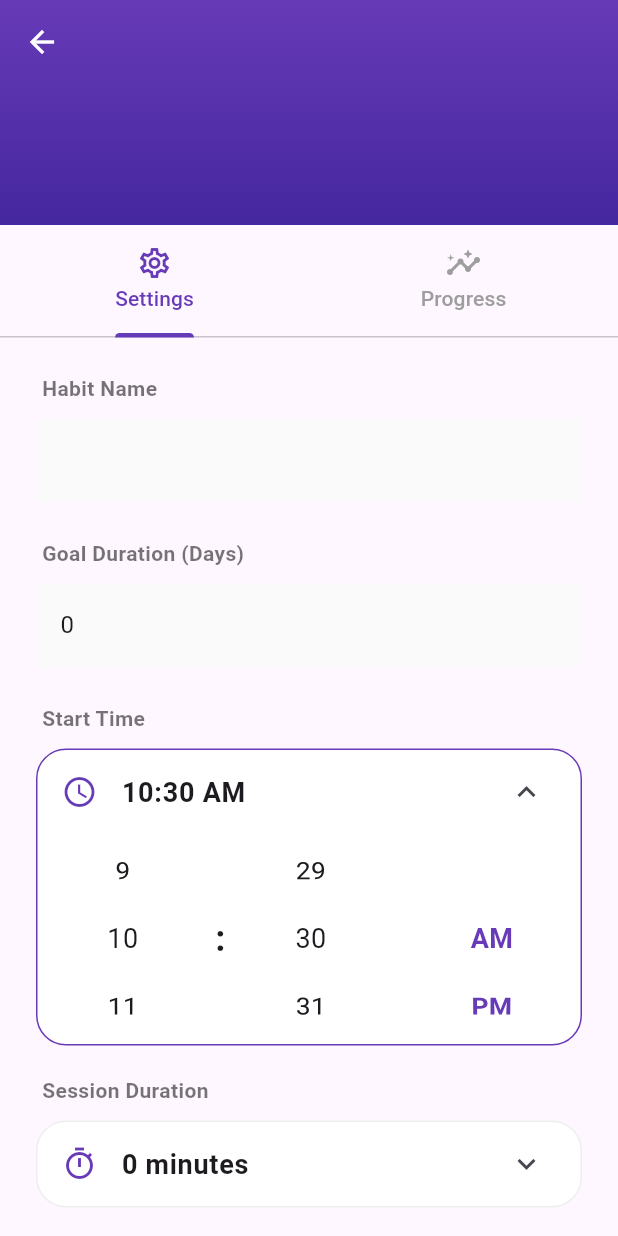
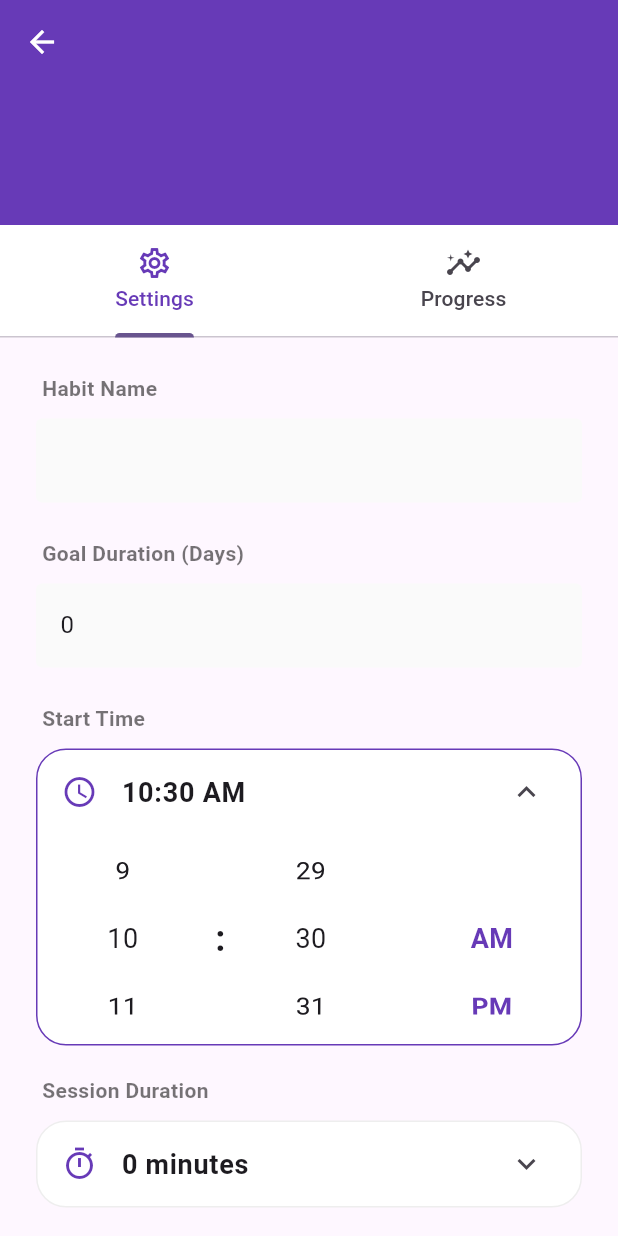
Before and after one commit to Guru-raghav3245/habit_builder, a Flutter app: the DetailScreen screen opened directly with empty values, after a tap on an icon or button, on a phone screen of 412 x 824 dp. Run offline on Flutter 3.47's test engine with Material 3 defaults, Android fonts, the phone set to English and light mode, and no system bars; our stand-ins replace flutter_heatmap_calendar, flutter_local_notifications, flutter_riverpod, shared_preferences, timezone, wakelock_plus; missing offline and left inert: android_gesture_exclusion; accounts and stored records are empty.

Commit message:
feat: update app theme page transitions and splash factory, and refine detail screen UI and tab navigation.

```diff
--- a/lib/screens/detail_screen.dart
+++ b/lib/screens/detail_screen.dart
@@ -1,5 +1,3 @@
-// lib/screens/detail_screen.dart
-
 import 'package:flutter/material.dart';
 import 'package:habit_builder/models/habit.dart';
 import 'package:habit_builder/screens/add_edit_habit_screen.dart';
@@ -7,14 +5,14 @@ import 'package:habit_builder/screens/progress_screen.dart';
 
 class DetailScreen extends StatefulWidget {
   final Habit habit;
-
   const DetailScreen({super.key, required this.habit});
 
   @override
   State<DetailScreen> createState() => _DetailScreenState();
 }
 
-class _DetailScreenState extends State<DetailScreen> with SingleTickerProviderStateMixin {
+class _DetailScreenState extends State<DetailScreen>
+    with SingleTickerProviderStateMixin {
   late TabController _tabController;
 
   @override
@@ -37,11 +35,10 @@ class _DetailScreenState extends State<DetailScreen> with SingleTickerProviderSt
           return [
             SliverAppBar(
               expandedHeight: 150.0,
-              floating: false,
               pinned: true,
-              stretch: true,
               backgroundColor: Colors.deepPurple,
               foregroundColor: Colors.white,
+              elevation: innerBoxIsScrolled ? 4 : 0,
               flexibleSpace: FlexibleSpaceBar(
                 title: Hero(
                   tag: 'habit_name_${widget.habit.id}',
@@ -58,15 +55,6 @@ class _DetailScreenState extends State<DetailScreen> with SingleTickerProviderSt
                   ),
                 ),
                 centerTitle: true,
-                background: Container(
-                  decoration: BoxDecoration(
-                    gradient: LinearGradient(
-                      begin: Alignment.topCenter,
-                      end: Alignment.bottomCenter,
-                      colors: [Colors.deepPurple, Colors.deepPurple.shade800],
-                    ),
-                  ),
-                ),
               ),
             ),
             SliverPersistentHeader(
@@ -75,9 +63,9 @@ class _DetailScreenState extends State<DetailScreen> with SingleTickerProviderSt
                 TabBar(
                   controller: _tabController,
                   labelColor: Colors.deepPurple,
-                  unselectedLabelColor: Colors.grey,
-                  indicatorColor: Colors.deepPurple,
                   indicatorWeight: 3,
+                  // Smoothly animate to tab on click
+                  onTap: (index) => _tabController.animateTo(index),
                   tabs: const [
                     Tab(icon: Icon(Icons.settings_outlined), text: 'Settings'),
                     Tab(icon: Icon(Icons.insights_rounded), text: 'Progress'),
@@ -89,13 +77,15 @@ class _DetailScreenState extends State<DetailScreen> with SingleTickerProviderSt
         },
         body: TabBarView(
           controller: _tabController,
+          physics: const BouncingScrollPhysics(), // Makes swiping feel organic
           children: [
             _KeepAliveWrapper(
-              child: AddEditHabitScreen(habitToEdit: widget.habit, isEmbedded: true),
+              child: AddEditHabitScreen(
+                habitToEdit: widget.habit,
+                isEmbedded: true,
+              ),
             ),
-            _KeepAliveWrapper(
-              child: ProgressScreen(habit: widget.habit),
-            ),
+            _KeepAliveWrapper(child: ProgressScreen(habit: widget.habit)),
           ],
         ),
       ),
@@ -106,15 +96,14 @@ class _DetailScreenState extends State<DetailScreen> with SingleTickerProviderSt
 class _KeepAliveWrapper extends StatefulWidget {
   final Widget child;
   const _KeepAliveWrapper({required this.child});
-
   @override
   State<_KeepAliveWrapper> createState() => _KeepAliveWrapperState();
 }
 
-class _KeepAliveWrapperState extends State<_KeepAliveWrapper> with AutomaticKeepAliveClientMixin {
+class _KeepAliveWrapperState extends State<_KeepAliveWrapper>
+    with AutomaticKeepAliveClientMixin {
   @override
   bool get wantKeepAlive => true;
-
   @override
   Widget build(BuildContext context) {
     super.build(context);
@@ -124,22 +113,17 @@ class _KeepAliveWrapperState extends State<_KeepAliveWrapper> with AutomaticKeep
 
 class _SliverAppBarDelegate extends SliverPersistentHeaderDelegate {
   _SliverAppBarDelegate(this._tabBar);
-
   final TabBar _tabBar;
-
   @override
   double get minExtent => _tabBar.preferredSize.height;
   @override
   double get maxExtent => _tabBar.preferredSize.height;
-
   @override
-  Widget build(BuildContext context, double shrinkOffset, bool overlapsContent) {
-    return Container(
-      color: Theme.of(context).scaffoldBackgroundColor,
-      child: _tabBar,
-    );
-  }
-
+  Widget build(
+    BuildContext context,
+    double shrinkOffset,
+    bool overlapsContent,
+  ) => Container(color: Colors.white, child: _tabBar);
   @override
   bool shouldRebuild(_SliverAppBarDelegate oldDelegate) => false;
 }
--- a/lib/screens/home_screen.dart
+++ b/lib/screens/home_screen.dart
@@ -189,7 +189,6 @@ class _HomeScreenState extends ConsumerState<HomeScreen>
           child: Column(
             crossAxisAlignment: CrossAxisAlignment.start,
             children: [
-              // --- ROW 1: Name, Status Indicator, and Delete ---
               Row(
                 crossAxisAlignment: CrossAxisAlignment.center,
                 children: [
```
Also changed, not shown: lib/main.dart (+4 -7 lines).
